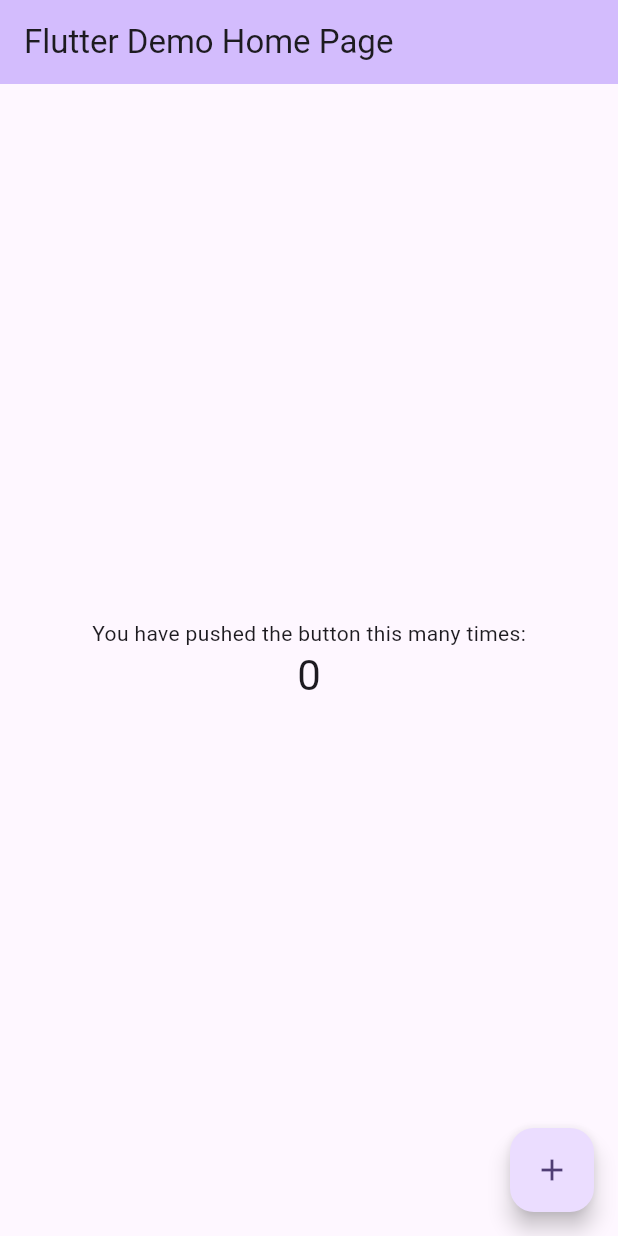
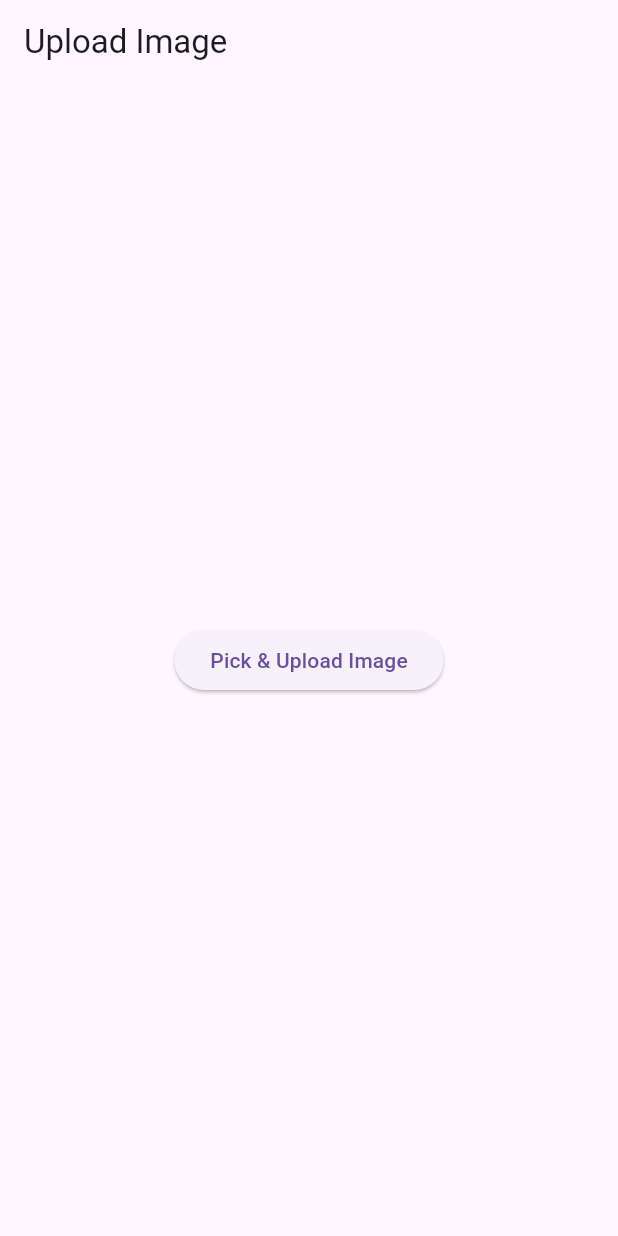
Before and after one commit to DeganiOmaar/HackatonApp, a Flutter app: the screen it shows after launch, on a phone screen of 412 x 824 dp. Run offline on Flutter 3.47's test engine with Material 3 defaults, Android fonts, the phone set to English and light mode, and no system bars; our stand-ins replace firebase_auth, firebase_core, firebase_storage, get, image_picker; accounts and stored records are empty.

Commit message:
packages added

```diff
--- a/lib/main.dart
+++ b/lib/main.dart
@@ -1,122 +1,27 @@
+
+
+import 'package:firebase_auth/firebase_auth.dart';
 import 'package:flutter/material.dart';
+import 'package:get/get.dart';
+import 'package:firebase_core/firebase_core.dart';
+import 'package:robotic_app/testpage.dart';
+import 'firebase_options.dart';
 
-void main() {
-  runApp(const MyApp());
+void main() async {
+  WidgetsFlutterBinding.ensureInitialized();
+  await Firebase.initializeApp(
+    options: DefaultFirebaseOptions.currentPlatform,
+  );
+  runApp(MyApp());
 }
 
 class MyApp extends StatelessWidget {
   const MyApp({super.key});
-
-  // This widget is the root of your application.
   @override
-  Widget build(BuildContext context) {
-    return MaterialApp(
-      title: 'Flutter Demo',
-      theme: ThemeData(
-        // This is the theme of your application.
-        //
-        // TRY THIS: Try running your application with "flutter run". You'll see
-        // the application has a purple toolbar. Then, without quitting the app,
-        // try changing the seedColor in the colorScheme below to Colors.green
-        // and then invoke "hot reload" (save your changes or press the "hot
-        // reload" button in a Flutter-supported IDE, or press "r" if you used
-        // the command line to start the app).
-        //
-        // Notice that the counter didn't reset back to zero; the application
-        // state is not lost during the reload. To reset the state, use hot
-        // restart instead.
-        //
-        // This works for code too, not just values: Most code changes can be
-        // tested with just a hot reload.
-        colorScheme: ColorScheme.fromSeed(seedColor: Colors.deepPurple),
-      ),
-      home: const MyHomePage(title: 'Flutter Demo Home Page'),
+    Widget build(BuildContext context) {
+    return GetMaterialApp(
+      debugShowCheckedModeBanner: false,
+      home: UploadImagePage(),
     );
   }
 }
-
-class MyHomePage extends StatefulWidget {
-  const MyHomePage({super.key, required this.title});
-
-  // This widget is the home page of your application. It is stateful, meaning
-  // that it has a State object (defined below) that contains fields that affect
-  // how it looks.
-
-  // This class is the configuration for the state. It holds the values (in this
-  // case the title) provided by the parent (in this case the App widget) and
-  // used by the build method of the State. Fields in a Widget subclass are
-  // always marked "final".
-
-  final String title;
-
-  @override
-  State<MyHomePage> createState() => _MyHomePageState();
-}
-
-class _MyHomePageState extends State<MyHomePage> {
-  int _counter = 0;
-
-  void _incrementCounter() {
-    setState(() {
-      // This call to setState tells the Flutter framework that something has
-      // changed in this State, which causes it to rerun the build method below
-      // so that the display can reflect the updated values. If we changed
-      // _counter without calling setState(), then the build method would not be
-      // called again, and so nothing would appear to happen.
-      _counter++;
-    });
-  }
-
-  @override
-  Widget build(BuildContext context) {
-    // This method is rerun every time setState is called, for instance as done
-    // by the _incrementCounter method above.
-    //
-    // The Flutter framework has been optimized to make rerunning build methods
-    // fast, so that you can just rebuild anything that needs updating rather
-    // than having to individually change instances of widgets.
-    return Scaffold(
-      appBar: AppBar(
-        // TRY THIS: Try changing the color here to a specific color (to
-        // Colors.amber, perhaps?) and trigger a hot reload to see the AppBar
-        // change color while the other colors stay the same.
-        backgroundColor: Theme.of(context).colorScheme.inversePrimary,
-        // Here we take the value from the MyHomePage object that was created by
-        // the App.build method, and use it to set our appbar title.
-        title: Text(widget.title),
-      ),
-      body: Center(
-        // Center is a layout widget. It takes a single child and positions it
-        // in the middle of the parent.
-        child: Column(
-          // Column is also a layout widget. It takes a list of children and
-          // arranges them vertically. By default, it sizes itself to fit its
-          // children horizontally, and tries to be as tall as its parent.
-          //
-          // Column has various properties to control how it sizes itself and
-          // how it positions its children. Here we use mainAxisAlignment to
-          // center the children vertically; the main axis here is the vertical
-          // axis because Columns are vertical (the cross axis would be
-          // horizontal).
-          //
-          // TRY THIS: Invoke "debug painting" (choose the "Toggle Debug Paint"
-          // action in the IDE, or press "p" in the console), to see the
-          // wireframe for each widget.
-          mainAxisAlignment: MainAxisAlignment.center,
-          children: <Widget>[
-            const Text('You have pushed the button this many times:'),
-            Text(
-              '$_counter',
-              style: Theme.of(context).textTheme.headlineMedium,
-            ),
-          ],
-        ),
-      ),
-      floatingActionButton: FloatingActionButton(
-        onPressed: _incrementCounter,
-        tooltip: 'Increment',
-        child: const Icon(Icons.add),
-      ), // This trailing comma makes auto-formatting nicer for build methods.
-    );
-  }
-}
--- /dev/null
+++ b/lib/testpage.dart
@@ -0,0 +1,64 @@
+import 'dart:io';
+import 'package:flutter/material.dart';
+import 'package:firebase_core/firebase_core.dart';
+import 'package:firebase_storage/firebase_storage.dart';
+import 'package:image_picker/image_picker.dart';
+
+void main() async {
+  WidgetsFlutterBinding.ensureInitialized();
+  await Firebase.initializeApp();
+  runApp(const MyApp());
+}
+
+class MyApp extends StatelessWidget {
+  const MyApp({super.key});
+
+  @override
+  Widget build(BuildContext context) {
+    return MaterialApp(
+      home: UploadImagePage(),
+    );
+  }
+}
+
+class UploadImagePage extends StatefulWidget {
+  @override
+  State<UploadImagePage> createState() => _UploadImagePageState();
+}
+
+class _UploadImagePageState extends State<UploadImagePage> {
+  final ImagePicker _picker = ImagePicker();
+
+  Future<void> uploadImage() async {
+    final XFile? pickedFile = await _picker.pickImage(source: ImageSource.gallery);
+    if (pickedFile == null) return;
+
+    File file = File(pickedFile.path);
+    try {
+      await FirebaseStorage.instance
+          .ref('uploads/${DateTime.now().millisecondsSinceEpoch}.jpg')
+          .putFile(file);
+
+      ScaffoldMessenger.of(context).showSnackBar(
+        const SnackBar(content: Text('Image uploaded successfully!')),
+      );
+    } catch (e) {
+      ScaffoldMessenger.of(context).showSnackBar(
+        SnackBar(content: Text('Failed to upload image: $e')),
+      );
+    }
+  }
+
+  @override
+  Widget build(BuildContext context) {
+    return Scaffold(
+      appBar: AppBar(title: const Text('Upload Image')),
+      body: Center(
+        child: ElevatedButton(
+          onPressed: uploadImage,
+          child: const Text('Pick & Upload Image'),
+        ),
+      ),
+    );
+  }
+}
```
Also changed, not shown: pubspec.yaml (+9 -2 lines), assets/img/avatar.png (added), firebase.json (added), lib/firebase_options.dart (added), pubspec.lock, 6 other files.
